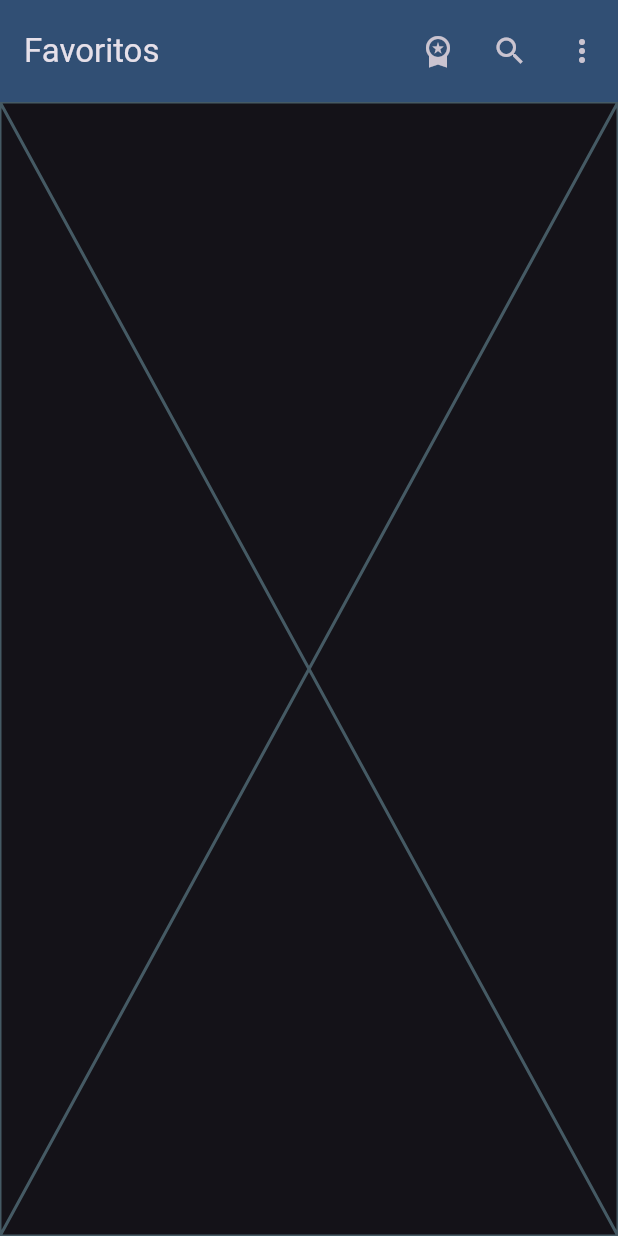
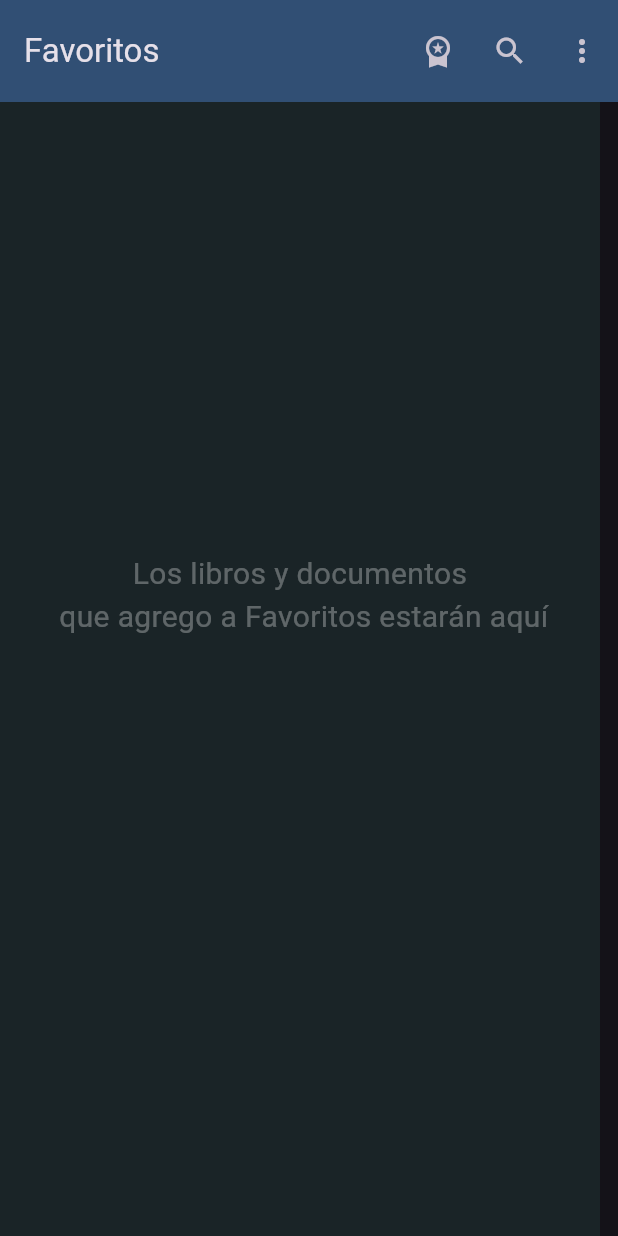
Before and after one commit to Bistfranco/read_era, a Flutter app: the FavoritosScreen screen opened by its route, on a phone screen of 412 x 824 dp. Run offline on Flutter 3.47's test engine with Material 3 defaults, Android fonts, the phone set to English and light mode, and no system bars; our stand-ins replace go_router.

Commit message:
Pantallas estaticas

```diff
--- a/lib/screens/carpetas/carpetas_screen.dart
+++ b/lib/screens/carpetas/carpetas_screen.dart
@@ -1,4 +1,5 @@
 import 'package:flutter/material.dart';
+import 'package:read_era/screens/home/home_screen.dart';
 
 class CarpetasScreen extends StatelessWidget {
   static const String name = 'carpetasScreen';
@@ -7,6 +8,9 @@ class CarpetasScreen extends StatelessWidget {
 
   @override
   Widget build(BuildContext context) {
-    return Container();
+    return const Scaffold(
+      appBar: MyAppBar(nombre: 'Carpetas'),
+      body: Placeholder(),
+    );
   }
 }
--- a/lib/screens/colecciones/colecciones_screen.dart
+++ b/lib/screens/colecciones/colecciones_screen.dart
@@ -1,4 +1,5 @@
 import 'package:flutter/material.dart';
+import 'package:read_era/screens/home/home_screen.dart';
 
 class ColeccionesScreen extends StatelessWidget {
   static const String name = 'coleccionesScreen';
@@ -7,6 +8,9 @@ class ColeccionesScreen extends StatelessWidget {
 
   @override
   Widget build(BuildContext context) {
-    return Container();
+    return const Scaffold(
+      appBar: MyAppBar(nombre: 'Colecciones'),
+      body: Placeholder(),
+    );
   }
 }
--- a/lib/screens/descargas/descargas_screen.dart
+++ b/lib/screens/descargas/descargas_screen.dart
@@ -1,4 +1,5 @@
 import 'package:flutter/material.dart';
+import 'package:read_era/screens/home/home_screen.dart';
 
 class DescargasScreen extends StatelessWidget {
   static const String name = 'descargasSCreen';
@@ -7,6 +8,9 @@ class DescargasScreen extends StatelessWidget {
 
   @override
   Widget build(BuildContext context) {
-    return Container();
+    return const Scaffold(
+      appBar: MyAppBar(nombre: 'Descargas'),
+      body: Placeholder(),
+    );
   }
 }
--- a/lib/screens/favoritos/favoritos_screen.dart
+++ b/lib/screens/favoritos/favoritos_screen.dart
@@ -8,9 +8,23 @@ class FavoritosScreen extends StatelessWidget {
 
   @override
   Widget build(BuildContext context) {
-    return const Scaffold(
-      appBar: MyAppBar(nombre: 'Favoritos'),
-      body: Placeholder(),
-    );
+    return Scaffold(
+        appBar: const MyAppBar(nombre: 'Favoritos'),
+        body: Container(
+          width: 400,
+          height: 800,
+          color: Color.fromARGB(255, 26, 36, 39),
+          child: const Padding(
+            padding: EdgeInsets.fromLTRB(10, 300, 10, 50),
+            child: Text(
+              'Los libros y documentos \n que agrego a Favoritos estarán aquí',
+              textAlign: TextAlign.center,
+              style: TextStyle(
+                fontSize: 20,
+                color: Colors.white30,
+              ),
+            ),
+          ),
+        ));
   }
 }
--- a/lib/screens/formatos/formatos_screen.dart
+++ b/lib/screens/formatos/formatos_screen.dart
@@ -1,4 +1,5 @@
 import 'package:flutter/material.dart';
+import 'package:read_era/screens/home/home_screen.dart';
 
 class FormatosScreen extends StatelessWidget {
   static const String name = 'formatosScreen';
@@ -7,6 +8,9 @@ class FormatosScreen extends StatelessWidget {
 
   @override
   Widget build(BuildContext context) {
-    return Container();
+    return const Scaffold(
+      appBar: MyAppBar(nombre: 'Formatos'),
+      body: Placeholder(),
+    );
   }
 }
--- a/lib/screens/papelera/papelera_screen.dart
+++ b/lib/screens/papelera/papelera_screen.dart
@@ -1,4 +1,5 @@
 import 'package:flutter/material.dart';
+import 'package:read_era/screens/home/home_screen.dart';
 
 class PapeleraScreen extends StatelessWidget {
   static const String name = 'papeleraScreen';
@@ -7,6 +8,9 @@ class PapeleraScreen extends StatelessWidget {
 
   @override
   Widget build(BuildContext context) {
-    return Container();
+    return const Scaffold(
+      appBar: MyAppBar(nombre: 'Papelera'),
+      body: Placeholder(),
+    );
   }
 }
--- a/lib/shared/data/local_libros.dart
+++ b/lib/shared/data/local_libros.dart
@@ -23,10 +23,4 @@ List<Map<String, dynamic>> librosPosts = [
     'libroUrlImage': 'assets/img/4.png',
     'tipoArchivo': 'EPUB',
   },
-  {
-    'name': 'La voz de las espadas',
-    'autor': 'Joe Abercrombie',
-    'libroUrlImage': 'assets/img/4.png',
-    'tipoArchivo': 'EPUB',
-  },
 ];
--- /dev/null
+++ b/lib/widgets/autores_view.dart
@@ -0,0 +1,33 @@
+import 'package:flutter/material.dart';
+import 'package:read_era/domain/entities/post_libro.dart';
+
+class AutorView extends StatelessWidget {
+  final List<LibroPost> libros;
+
+  const AutorView({super.key, required this.libros});
+
+  @override
+  Widget build(BuildContext context) {
+    return ListView.builder(
+      itemCount: libros.length,
+      itemBuilder: (context, index) {
+        final LibroPost libro = libros[index];
+        return Padding(
+          padding: const EdgeInsets.all(6),
+          child: ExpansionTile(
+            backgroundColor: const Color.fromARGB(255, 26, 36, 39),
+            collapsedBackgroundColor: const Color.fromARGB(255, 26, 36, 39),
+            leading: const Icon(Icons.person),
+            title: Text(libro.autor),
+            children: const [
+              Text(
+                'Acá van los libros de los autores',
+                style: TextStyle(fontSize: 16),
+              )
+            ],
+          ),
+        );
+      },
+    );
+  }
+}
--- a/lib/widgets/side_menu.dart
+++ b/lib/widgets/side_menu.dart
@@ -1,4 +1,5 @@
 import 'package:flutter/material.dart';
+import 'package:go_router/go_router.dart';
 import 'package:read_era/config/menu/menu_items.dart';
 
 class SideMenu extends StatefulWidget {
@@ -19,6 +20,9 @@ class _SideMenuState extends State<SideMenu> {
           setState(() {
             navDrawerIndex = value;
           });
+
+          final menuItem = appMenuItems[value];
+          context.push(menuItem.link);
         },
         children: [
           const ListTile(
@@ -35,7 +39,7 @@ class _SideMenuState extends State<SideMenu> {
                 (item) => NavigationDrawerDestination(
                     icon: Icon(item.icon), label: Text(item.title)),
               ),
-          SizedBox(
+          const SizedBox(
             height: 18,
           )
         ]);
```
Also changed, not shown: lib/screens/autores/autores_screen.dart (+7 -12 lines), lib/screens/configuraciones/configuraciones_screen.dart (+6 -1 lines), lib/screens/leidos/leidos_screen.dart (+18 -4 lines), lib/screens/para_leer/para_leer.dart (+18 -4 lines), lib/screens/series/series_screen.dart (+26 -1 lines).
